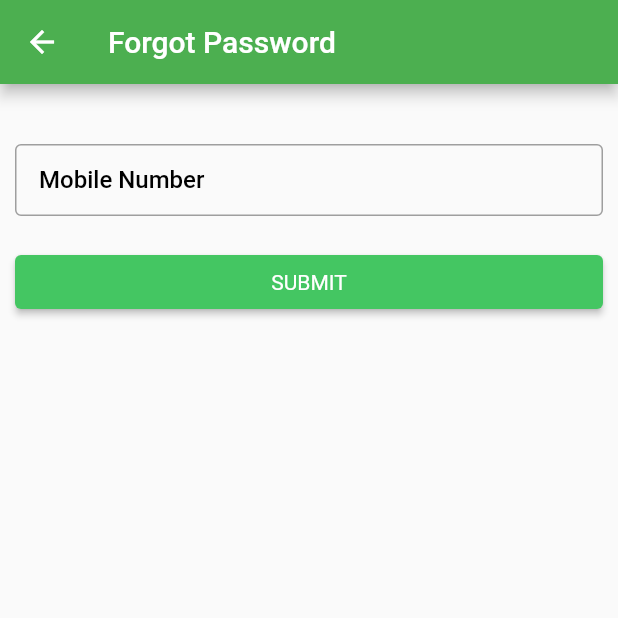
After one commit to goel-sahil/ngmart-app, a Flutter app: the screen it shows after launch, after a tap on "Forget Password?", on a phone screen of 412 x 824 dp, the top half of it. The commit adds this screen. Run offline on Flutter 3.47's test engine with Material 2 defaults, Android fonts, the phone set to English and light mode, and no system bars; our stand-ins replace carousel_slider, dio, font_awesome_flutter, geolocator, shared_preferences, smooth_star_rating; missing offline and left inert: geocoder, notifier, pin_view, progressive_image; Roboto replaces fonts that are missing (Helvetica).

Commit message:
working on forgot password

```diff
--- /dev/null
+++ b/lib/ui/forgotPassword/ForgotPassword.dart
@@ -0,0 +1,76 @@
+import 'package:flutter/material.dart';
+import 'package:ngmartflutter/helper/AppColors.dart';
+import 'package:ngmartflutter/helper/CustomTextStyle.dart';
+import 'package:ngmartflutter/helper/ReusableWidgets.dart';
+import 'package:ngmartflutter/helper/UniversalFunctions.dart';
+import 'package:ngmartflutter/notifier_provide_model/login_provider.dart';
+import 'package:provider/provider.dart';
+
+class ForgotPassword extends StatefulWidget {
+  @override
+  _ForgotPasswordState createState() => _ForgotPasswordState();
+}
+
+class _ForgotPasswordState extends State<ForgotPassword> {
+  TextEditingController _mobileNumberController = new TextEditingController();
+  FocusNode _mobileNumberField = new FocusNode();
+  LoginProvider provider;
+
+  @override
+  Widget build(BuildContext context) {
+    provider = Provider.of<LoginProvider>(context);
+    return Scaffold(
+      appBar: AppBar(
+        title: Text("Forgot Password"),
+      ),
+      body: SingleChildScrollView(
+        physics: BouncingScrollPhysics(),
+        child: Column(
+          children: <Widget>[
+            getSpacer(height: 40),
+            getTextField(
+              context: context,
+              labelText: "Mobile Number",
+              obsectextType: false,
+              textType: TextInputType.number,
+              focusNodeNext: _mobileNumberField,
+              focusNodeCurrent: _mobileNumberField,
+              enablefield: true,
+              controller: _mobileNumberController,
+              validators: (val) => emptyValidator(
+                  value: val, txtMsg: "Please enter mobile number."),
+            ),
+            getSpacer(height: 20),
+            Container(
+              width: getScreenSize(context: context).width,
+              padding: EdgeInsets.symmetric(horizontal: 10),
+              child: RaisedButton(
+                onPressed: () {
+//                  if (_fieldKey.currentState.validate()) {
+//                    _hitApi();
+//                  }
+                },
+                child: Text(
+                  "SUBMIT",
+                  style: CustomTextStyle.textFormFieldRegular
+                      .copyWith(color: Colors.white, fontSize: 14),
+                ),
+                color: AppColors.kPrimaryBlue,
+                textColor: Colors.white,
+                shape: RoundedRectangleBorder(
+                    borderRadius: BorderRadius.all(Radius.circular(4))),
+              ),
+            ),
+          ],
+        ),
+      ),
+    );
+  }
+
+  String emptyValidator({String value, String txtMsg}) {
+    if (value.isEmpty) {
+      return txtMsg;
+    }
+    return null;
+  }
+}
--- a/lib/ui/login/login_screen.dart
+++ b/lib/ui/login/login_screen.dart
@@ -8,6 +8,7 @@ import 'package:ngmartflutter/helper/ReusableWidgets.dart';
 import 'package:ngmartflutter/helper/UniversalFunctions.dart';
 import 'package:ngmartflutter/model/Login/LoginRequest.dart';
 import 'package:ngmartflutter/notifier_provide_model/login_provider.dart';
+import 'package:ngmartflutter/ui/forgotPassword/ForgotPassword.dart';
 import 'package:ngmartflutter/ui/signUp/SignUpScreen.dart';
 import 'package:provider/provider.dart';
 
@@ -80,7 +81,8 @@ class _LoginState extends State<Login> {
                                   focusedBorder: CustomBorder.focusBorder,
                                   errorBorder: CustomBorder.errorBorder,
                                   enabledBorder: CustomBorder.enabledBorder,
-                                  labelStyle: CustomTextStyle.textFormFieldMedium
+                                  labelStyle: CustomTextStyle
+                                      .textFormFieldMedium
                                       .copyWith(
                                           fontSize: MediaQuery.of(context)
                                                   .textScaleFactor *
@@ -90,7 +92,8 @@ class _LoginState extends State<Login> {
                               focusNode: _mobileField,
                               onFieldSubmitted: (value) {
                                 _mobileField.unfocus();
-                                FocusScope.of(context).autofocus(_passwordField);
+                                FocusScope.of(context)
+                                    .autofocus(_passwordField);
                               },
                               keyboardType: TextInputType.phone,
                               textInputAction: TextInputAction.next,
@@ -108,7 +111,8 @@ class _LoginState extends State<Login> {
                                   focusedBorder: CustomBorder.focusBorder,
                                   errorBorder: CustomBorder.errorBorder,
                                   enabledBorder: CustomBorder.enabledBorder,
-                                  labelStyle: CustomTextStyle.textFormFieldMedium
+                                  labelStyle: CustomTextStyle
+                                      .textFormFieldMedium
                                       .copyWith(
                                           fontSize: MediaQuery.of(context)
                                                   .textScaleFactor *
@@ -134,7 +138,8 @@ class _LoginState extends State<Login> {
                                 child: Text(
                                   "LOGIN",
                                   style: CustomTextStyle.textFormFieldRegular
-                                      .copyWith(color: Colors.white, fontSize: 14),
+                                      .copyWith(
+                                          color: Colors.white, fontSize: 14),
                                 ),
                                 color: AppColors.kPrimaryBlue,
                                 textColor: Colors.white,
@@ -146,11 +151,19 @@ class _LoginState extends State<Login> {
                             getSpacer(height: 10),
                             Container(
                               alignment: Alignment.centerRight,
-                              child: GestureDetector(
+                              child: InkWell(
+                                onTap: () {
+                                  Navigator.of(context).push(
+                                      new CupertinoPageRoute(
+                                          builder: (context) =>
+                                              ForgotPassword()));
+                                },
                                 child: Text(
                                   "Forget Password?",
-                                  style: CustomTextStyle.textFormFieldBold.copyWith(
-                                      color: AppColors.kPrimaryBlue, fontSize: 14),
+                                  style: CustomTextStyle.textFormFieldBold
+                                      .copyWith(
+                                          color: AppColors.kPrimaryBlue,
+                                          fontSize: 14),
                                 ),
                               ),
                             ),
@@ -199,8 +212,10 @@ class _LoginState extends State<Login> {
                                             color: AppColors.kPrimaryBlue),
                                   ),
                                   onTap: () {
-                              Navigator.of(context).push(new CupertinoPageRoute(
-                                  builder: (context) => SignUpScreen()));
+                                    Navigator.of(context).push(
+                                        new CupertinoPageRoute(
+                                            builder: (context) =>
+                                                SignUpScreen()));
                                   },
                                 ),
                               ],
```
Lines whose indentation alone changed are shown as unchanged.
